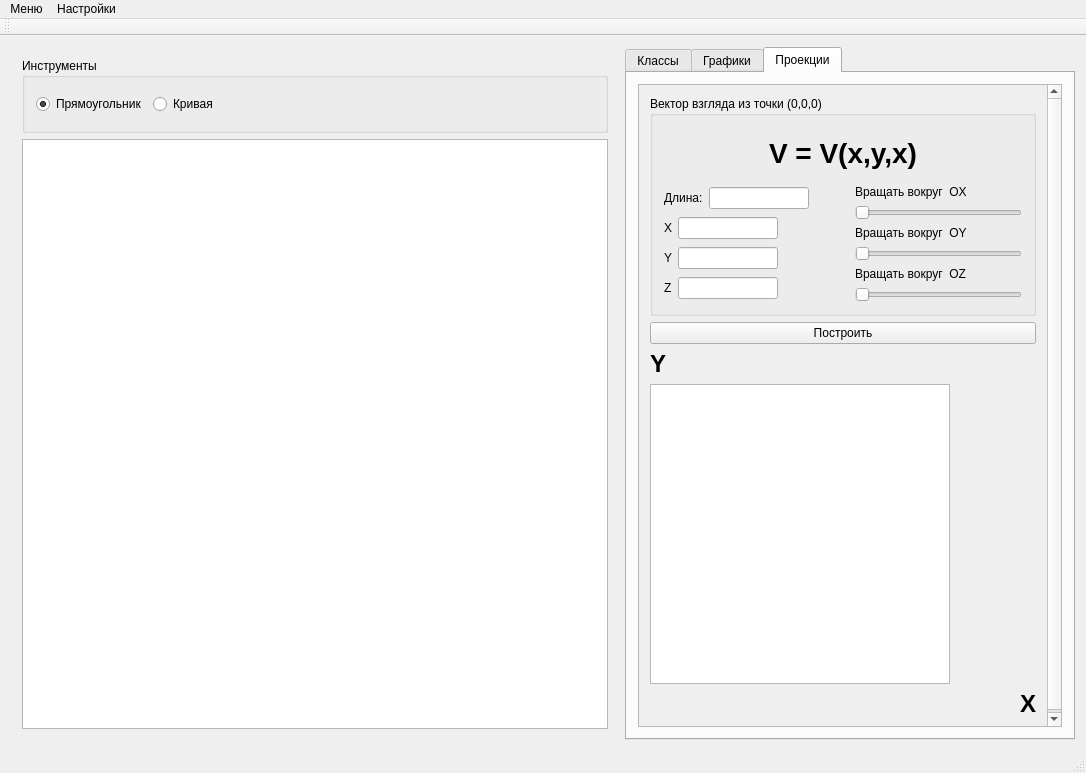
Above: SuperBinarization/Forms/mainwindow.ui from relaxesemind/SuperBinarization before the change. Below: the same form after it.
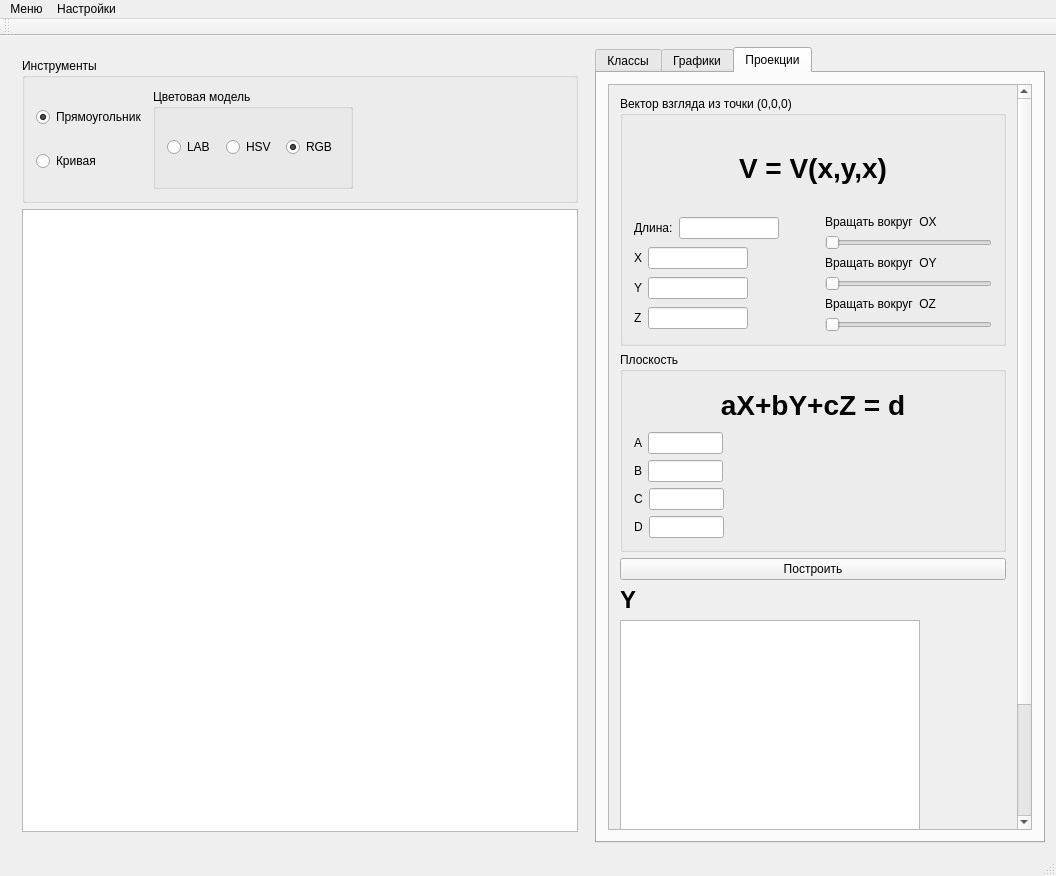
That is the form after the change. Custom widgets are drawn as their Qt base class.

Commit message: Плоскость работает

```diff
--- a/SuperBinarization/Forms/mainwindow.ui
+++ b/SuperBinarization/Forms/mainwindow.ui
@@ -6,8 +6,8 @@
    <rect>
     <x>0</x>
     <y>0</y>
-    <width>1086</width>
-    <height>773</height>
+    <width>1056</width>
+    <height>876</height>
    </rect>
   </property>
   <property name="minimumSize">
@@ -30,11 +30,21 @@
        </size>
       </property>
       <layout class="QGridLayout" name="gridLayout_2">
+       <item row="1" column="0">
+        <widget class="ImageView" name="imageView">
+         <property name="minimumSize">
+          <size>
+           <width>500</width>
+           <height>0</height>
+          </size>
+         </property>
+        </widget>
+       </item>
        <item row="0" column="0">
         <widget class="QGroupBox" name="groupBox">
          <property name="minimumSize">
           <size>
-           <width>0</width>
+           <width>500</width>
            <height>75</height>
           </size>
          </property>
@@ -43,20 +53,63 @@
          </property>
          <layout class="QHBoxLayout" name="horizontalLayout">
           <item>
-           <widget class="QRadioButton" name="rectRadioButton">
-            <property name="text">
-             <string>Прямоугольник</string>
-            </property>
-            <property name="checked">
-             <bool>true</bool>
-            </property>
-           </widget>
+           <layout class="QVBoxLayout" name="verticalLayout_5">
+            <item>
+             <widget class="QRadioButton" name="rectRadioButton">
+              <property name="text">
+               <string>Прямоугольник</string>
+              </property>
+              <property name="checked">
+               <bool>true</bool>
+              </property>
+             </widget>
+            </item>
+            <item>
+             <widget class="QRadioButton" name="curveRadioButton">
+              <property name="text">
+               <string>Кривая</string>
+              </property>
+             </widget>
+            </item>
+           </layout>
           </item>
           <item>
-           <widget class="QRadioButton" name="curveRadioButton">
-            <property name="text">
-             <string>Кривая</string>
+           <widget class="QGroupBox" name="groupBox_2">
+            <property name="minimumSize">
+             <size>
+              <width>200</width>
+              <height>100</height>
+             </size>
             </property>
+            <property name="title">
+             <string>Цветовая модель</string>
+            </property>
+            <layout class="QHBoxLayout" name="horizontalLayout_7">
+             <item>
+              <widget class="QRadioButton" name="radioButton_3">
+               <property name="text">
+                <string>LAB</string>
+               </property>
+              </widget>
+             </item>
+             <item>
+              <widget class="QRadioButton" name="radioButton">
+               <property name="text">
+                <string>HSV</string>
+               </property>
+              </widget>
+             </item>
+             <item>
+              <widget class="QRadioButton" name="radioButton_2">
+               <property name="text">
+                <string>RGB</string>
+               </property>
+               <property name="checked">
+                <bool>true</bool>
+               </property>
+              </widget>
+             </item>
+            </layout>
            </widget>
           </item>
           <item>
@@ -64,6 +117,9 @@
             <property name="orientation">
              <enum>Qt::Horizontal</enum>
             </property>
+            <property name="sizeType">
+             <enum>QSizePolicy::Expanding</enum>
+            </property>
             <property name="sizeHint" stdset="0">
              <size>
               <width>40</width>
@@ -189,45 +245,6 @@
             <property name="leftMargin">
              <number>12</number>
             </property>
-            <item>
-             <widget class="QGroupBox" name="groupBox_2">
-              <property name="minimumSize">
-               <size>
-                <width>0</width>
-                <height>100</height>
-               </size>
-              </property>
-              <property name="title">
-               <string>Параметры</string>
-              </property>
-              <layout class="QVBoxLayout" name="verticalLayout_5">
-               <item>
-                <widget class="QRadioButton" name="radioButton_2">
-                 <property name="text">
-                  <string>RGB</string>
-                 </property>
-                 <property name="checked">
-                  <bool>true</bool>
-                 </property>
-                </widget>
-               </item>
-               <item>
-                <widget class="QRadioButton" name="radioButton">
-                 <property name="text">
-                  <string>HSV</string>
-                 </property>
-                </widget>
-               </item>
-               <item>
-                <widget class="QRadioButton" name="radioButton_3">
-                 <property name="text">
-                  <string>LAB</string>
-                 </property>
-                </widget>
-               </item>
-              </layout>
-             </widget>
-            </item>
             <item>
              <widget class="QLabel" name="label_2">
               <property name="font">
@@ -409,8 +426,8 @@
             <rect>
              <x>0</x>
              <y>0</y>
-             <width>407</width>
-             <height>656</height>
+             <width>402</width>
+             <height>871</height>
             </rect>
            </property>
            <layout class="QVBoxLayout" name="verticalLayout_12">
@@ -419,7 +436,7 @@
               <property name="minimumSize">
                <size>
                 <width>0</width>
-                <height>220</height>
+                <height>250</height>
                </size>
               </property>
               <property name="title">
@@ -666,6 +683,178 @@
               </layout>
              </widget>
             </item>
+            <item>
+             <widget class="QGroupBox" name="groupBox_4">
+              <property name="minimumSize">
+               <size>
+                <width>0</width>
+                <height>200</height>
+               </size>
+              </property>
+              <property name="title">
+               <string>Плоскость</string>
+              </property>
+              <layout class="QVBoxLayout" name="verticalLayout_14">
+               <item>
+                <widget class="QLabel" name="label_18">
+                 <property name="font">
+                  <font>
+                   <pointsize>21</pointsize>
+                   <weight>75</weight>
+                   <bold>true</bold>
+                  </font>
+                 </property>
+                 <property name="text">
+                  <string>aX+bY+cZ = d</string>
+                 </property>
+                 <property name="alignment">
+                  <set>Qt::AlignCenter</set>
+                 </property>
+                </widget>
+               </item>
+               <item>
+                <layout class="QVBoxLayout" name="verticalLayout_13">
+                 <item>
+                  <layout class="QHBoxLayout" name="horizontalLayout_8">
+                   <item>
+                    <widget class="QLabel" name="label_19">
+                     <property name="text">
+                      <string>A</string>
+                     </property>
+                    </widget>
+                   </item>
+                   <item>
+                    <widget class="QLineEdit" name="lineEdit_5">
+                     <property name="maximumSize">
+                      <size>
+                       <width>75</width>
+                       <height>16777215</height>
+                      </size>
+                     </property>
+                    </widget>
+                   </item>
+                   <item>
+                    <spacer name="horizontalSpacer_2">
+                     <property name="orientation">
+                      <enum>Qt::Horizontal</enum>
+                     </property>
+                     <property name="sizeHint" stdset="0">
+                      <size>
+                       <width>40</width>
+                       <height>20</height>
+                      </size>
+                     </property>
+                    </spacer>
+                   </item>
+                  </layout>
+                 </item>
+                 <item>
+                  <layout class="QHBoxLayout" name="horizontalLayout_9">
+                   <item>
+                    <widget class="QLabel" name="label_20">
+                     <property name="text">
+                      <string>B</string>
+                     </property>
+                    </widget>
+                   </item>
+                   <item>
+                    <widget class="QLineEdit" name="lineEdit_6">
+                     <property name="maximumSize">
+                      <size>
+                       <width>75</width>
+                       <height>16777215</height>
+                      </size>
+                     </property>
+                    </widget>
+                   </item>
+                   <item>
+                    <spacer name="horizontalSpacer_3">
+                     <property name="orientation">
+                      <enum>Qt::Horizontal</enum>
+                     </property>
+                     <property name="sizeHint" stdset="0">
+                      <size>
+                       <width>40</width>
+                       <height>20</height>
+                      </size>
+                     </property>
+                    </spacer>
+                   </item>
+                  </layout>
+                 </item>
+                 <item>
+                  <layout class="QHBoxLayout" name="horizontalLayout_10">
+                   <item>
+                    <widget class="QLabel" name="label_21">
+                     <property name="text">
+                      <string>C</string>
+                     </property>
+                    </widget>
+                   </item>
+                   <item>
+                    <widget class="QLineEdit" name="lineEdit_7">
+                     <property name="maximumSize">
+                      <size>
+                       <width>75</width>
+                       <height>16777215</height>
+                      </size>
+                     </property>
+                    </widget>
+                   </item>
+                   <item>
+                    <spacer name="horizontalSpacer_4">
+                     <property name="orientation">
+                      <enum>Qt::Horizontal</enum>
+                     </property>
+                     <property name="sizeHint" stdset="0">
+                      <size>
+                       <width>40</width>
+                       <height>20</height>
+                      </size>
+                     </property>
+                    </spacer>
+                   </item>
+                  </layout>
+                 </item>
+                 <item>
+                  <layout class="QHBoxLayout" name="horizontalLayout_11">
+                   <item>
+                    <widget class="QLabel" name="label_22">
+                     <property name="text">
+                      <string>D</string>
+                     </property>
+                    </widget>
+                   </item>
+                   <item>
+                    <widget class="QLineEdit" name="lineEdit_8">
+                     <property name="maximumSize">
+                      <size>
+                       <width>75</width>
+                       <height>16777215</height>
+                      </size>
+                     </property>
+                    </widget>
+                   </item>
+                   <item>
+                    <spacer name="horizontalSpacer_9">
+                     <property name="orientation">
+                      <enum>Qt::Horizontal</enum>
+                     </property>
+                     <property name="sizeHint" stdset="0">
+                      <size>
+                       <width>40</width>
+                       <height>20</height>
+                      </size>
+                     </property>
+                    </spacer>
+                   </item>
+                  </layout>
+                 </item>
+                </layout>
+               </item>
+              </layout>
+             </widget>
+            </item>
             <item>
              <widget class="QPushButton" name="pushButton">
               <property name="text">
@@ -741,8 +930,8 @@
     <rect>
      <x>0</x>
      <y>0</y>
-     <width>1086</width>
-     <height>21</height>
+     <width>1056</width>
+     <height>22</height>
     </rect>
    </property>
    <widget class="QMenu" name="menu">
```
Left out of the diff: 7 changed lines with no effect on the pictures. The commit also changes 6 other files.
